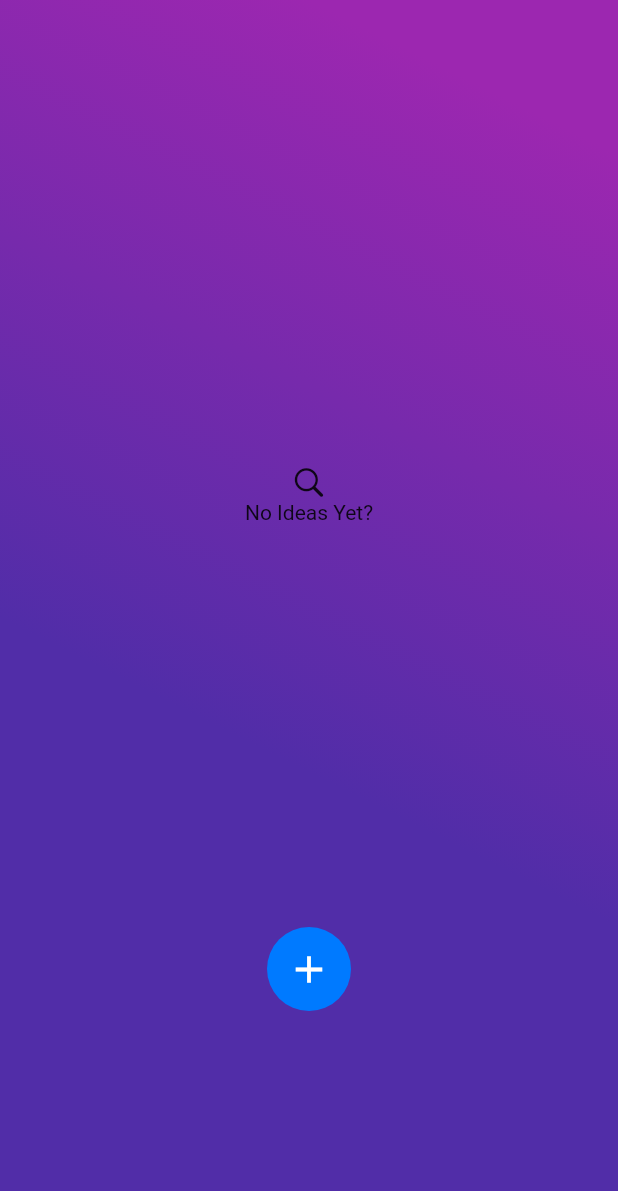
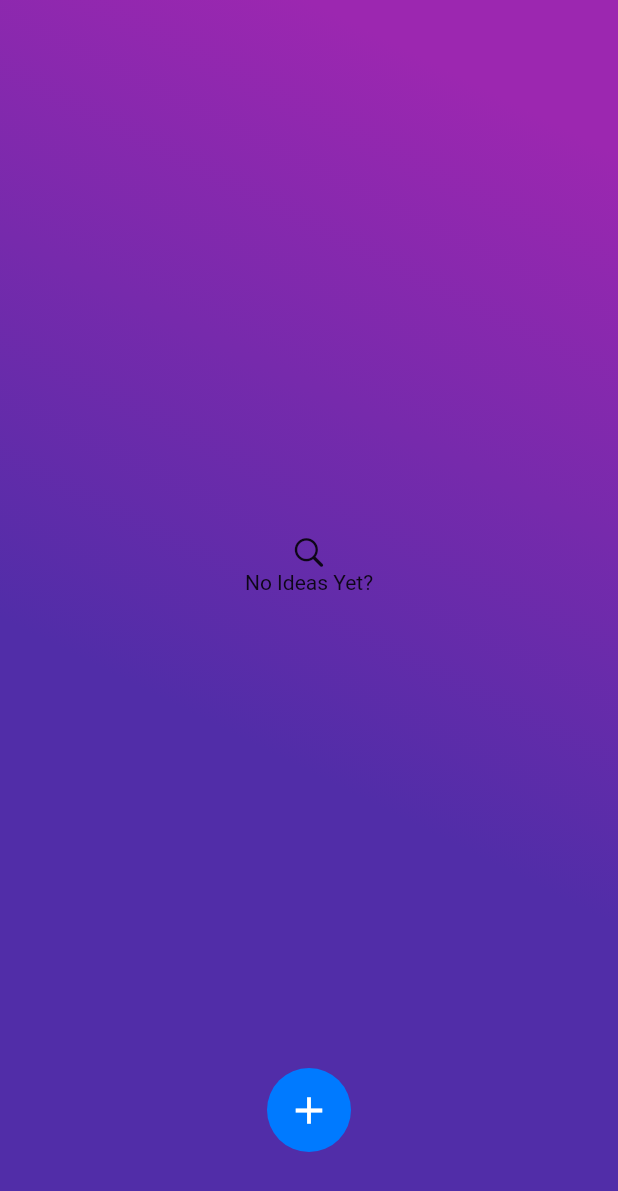
Before and after one commit to ncpleslie/date_night, a Flutter app: the DateEdit screen opened directly, after a tap on "Person One", on a phone screen of 412 x 824 dp. Shown: the top 1191 px of the screen. Run offline on Flutter 3.47's test engine with Material 2 defaults, Android fonts, the light colour scheme and no system bars; our stand-ins replace fancy_bottom_navigation; missing offline and left inert: giffy_dialog; statements that could not run were skipped.

Commit message:
Fix overflow error on smaller phones

```diff
--- a/lib/pages/date_add.dart
+++ b/lib/pages/date_add.dart
@@ -33,7 +33,7 @@ class _PersonOneDateEditState extends State<PersonOneDateEdit> {
     return ScopedModelDescendant<IdeasModel>(
       builder: (BuildContext context, Widget widget, IdeasModel model) {
         return Scaffold(
-          body: _buildBackground(targetPadding),
+          body:_buildBackground(targetPadding),
         );
       },
     );
@@ -42,11 +42,9 @@ class _PersonOneDateEditState extends State<PersonOneDateEdit> {
   Widget _buildPage(targetPadding) {
     return Column(
       children: <Widget>[
-        SizedBox(
-          height: MediaQuery.of(context).size.height * 0.05,
-        ),
-        SizedBox(
-          height: MediaQuery.of(context).size.height * 0.70,
+        SizedBox(height: 40.0,),
+        Expanded(
+          flex: 6,
           child: count == 0
               ? _forEmptyList()
               : ListView.builder(
@@ -59,8 +57,8 @@ class _PersonOneDateEditState extends State<PersonOneDateEdit> {
                   },
                 ),
         ),
-        SizedBox(
-          height: MediaQuery.of(context).size.height * 0.20,
+        Flexible(
+          flex: 1,
           child: _buildFAB(),
         )
       ],
@@ -204,20 +202,21 @@ class _PersonOneDateEditState extends State<PersonOneDateEdit> {
           onTap: () {
             FocusScope.of(context).requestFocus(FocusNode());
           },
-          child: _SystemPadding(
           child: AlertDialog(
-              shape: RoundedRectangleBorder(borderRadius: BorderRadius.all(Radius.circular(6.0))),
+            shape: RoundedRectangleBorder(
+                borderRadius: BorderRadius.all(Radius.circular(6.0))),
             title: Text('Date Idea?'),
             content: TextField(
               textCapitalization: TextCapitalization.sentences,
               autocorrect: true,
-                maxLines: 4,
+              maxLines: 3,
               controller: _textController,
               autofocus: true,
             ),
             actions: <Widget>[
               FlatButton(
-                  shape: RoundedRectangleBorder(borderRadius: BorderRadius.all(Radius.circular(6.0))),
+                shape: RoundedRectangleBorder(
+                    borderRadius: BorderRadius.all(Radius.circular(6.0))),
                 color: Theme.of(context).primaryColor,
                 child: Text('Add Idea'),
                 onPressed: () {
@@ -229,14 +228,14 @@ class _PersonOneDateEditState extends State<PersonOneDateEdit> {
                     _listOfTextInputs.add(_buildDateIdeaCard());
                     _textController.text = '';
                     count++;
-                      Navigator.of(context, rootNavigator: true)
-                          .pop("Continue");
+                    Navigator.of(context, rootNavigator: true).pop("Continue");
                     setState(() {});
                   }
                 },
               ),
               FlatButton(
-                  shape: RoundedRectangleBorder(borderRadius: BorderRadius.all(Radius.circular(6.0))),
+                shape: RoundedRectangleBorder(
+                    borderRadius: BorderRadius.all(Radius.circular(6.0))),
                 color: Theme.of(context).primaryColor,
                 child: Text('Discard'),
                 onPressed: () {
@@ -244,7 +243,6 @@ class _PersonOneDateEditState extends State<PersonOneDateEdit> {
                 },
               )
             ],
-            ),
           ),
         );
       },
--- a/lib/widgets/selection_button.dart
+++ b/lib/widgets/selection_button.dart
@@ -41,7 +41,7 @@ class _SelectionButtonState extends State<SelectionButton> {
 
   Widget _buildPersonOneButton(model, _isPersonOneListFull) {
     return MaterialButton(
-      height: MediaQuery.of(context).size.height * 0.41,
+      height: MediaQuery.of(context).size.height * 0.413,
       minWidth: double.infinity,
       textColor: _isPersonOneListFull ? Colors.white : Colors.white,
       color: _isPersonOneListFull ? Colors.red : Colors.greenAccent[700],
@@ -59,7 +59,7 @@ class _SelectionButtonState extends State<SelectionButton> {
 
   Widget _buildPersonTwoButton(model, _isPersonTwoListFull) {
     return MaterialButton(
-      height: MediaQuery.of(context).size.height * 0.41,
+      height: MediaQuery.of(context).size.height * 0.4,
       minWidth: double.infinity,
       textColor: _isPersonTwoListFull ? Colors.white : Colors.white,
       color: _isPersonTwoListFull ? Colors.red : Colors.greenAccent[700],
```
Lines whose indentation alone changed are shown as unchanged.
